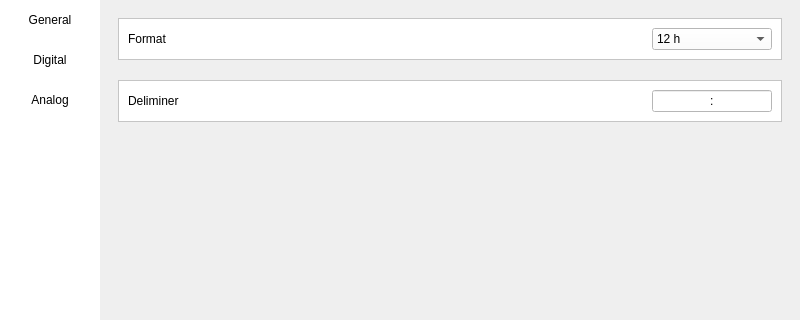
Above: ITU_clock/settingwindow.ui from Kathelas007/ITU before the change; both pictures show x 0 to 800 and y 0 to 320 of the 800 by 569 pixel window. Below: the same form after it.
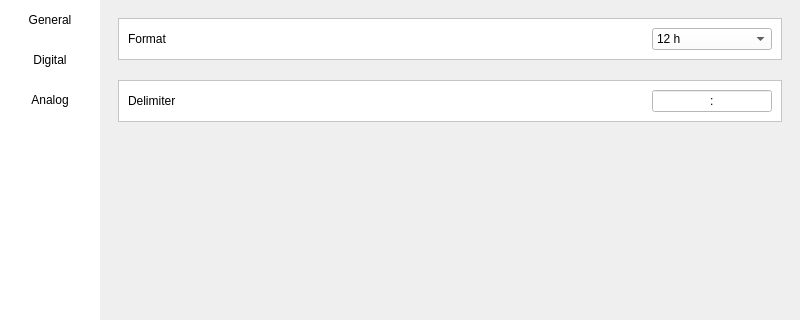
That is the form after the change.

The edit to the form file:
```diff
--- a/ITU_clock/settingwindow.ui
+++ b/ITU_clock/settingwindow.ui
@@ -595,7 +595,7 @@
               <item>
                <widget class="QLabel" name="label_10">
                 <property name="text">
-                 <string>Deliminer</string>
+                 <string>Delimiter</string>
                 </property>
                </widget>
               </item>
```
